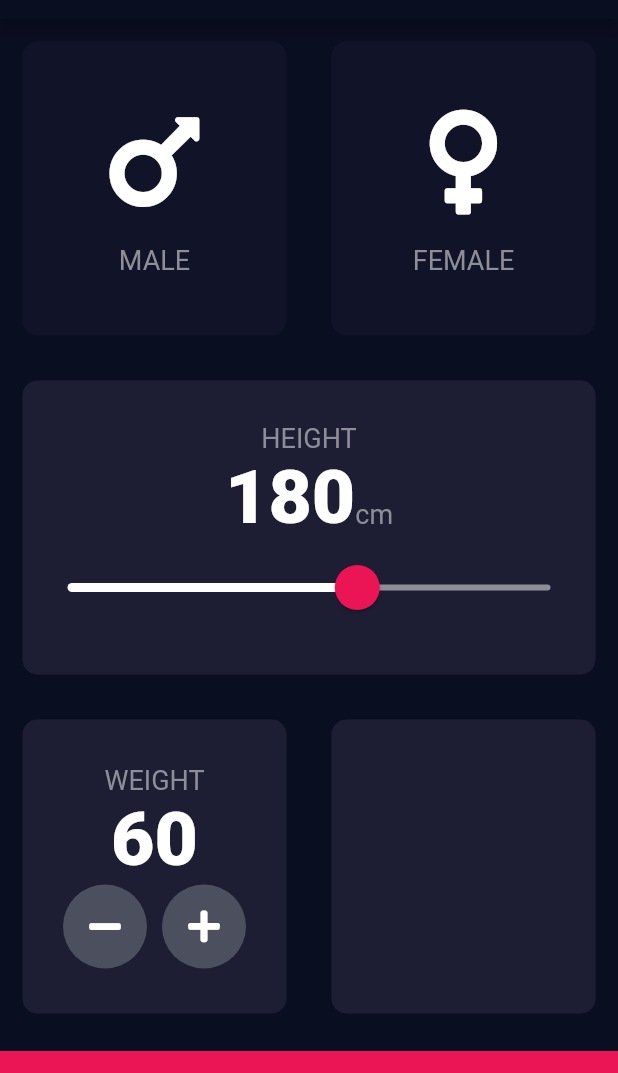
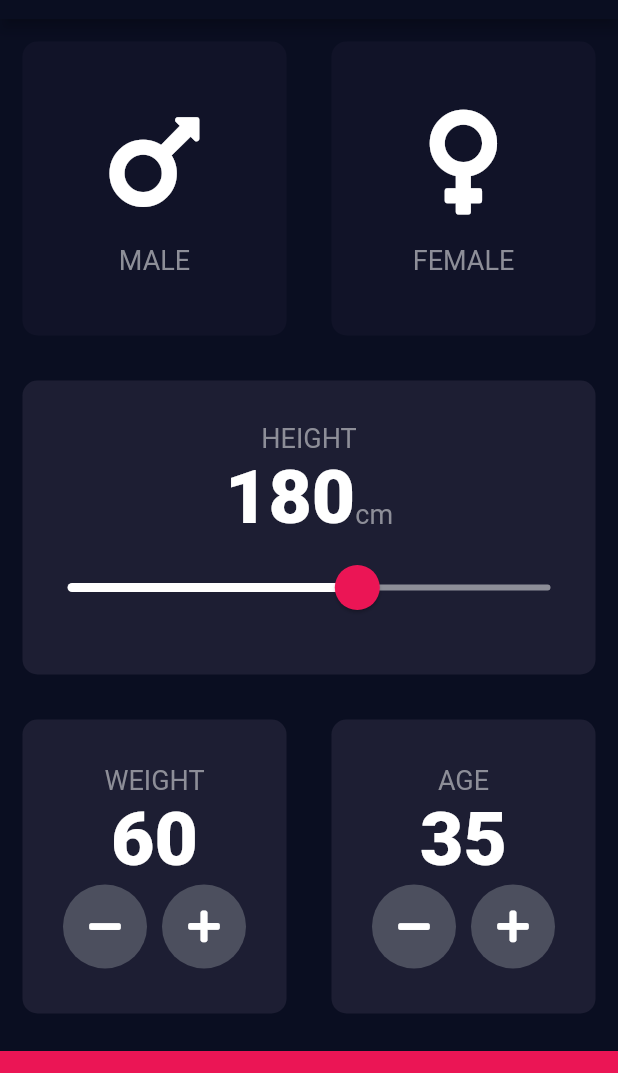
Before and after one commit to maleina/BMI-Calculator, a Flutter app: the screen it shows after launch, on a phone screen of 412 x 824 dp, the part 65-1138 px from its top. Run offline on Flutter 3.47's test engine with Material 2 defaults, Android fonts, the phone set to English and light mode, and no system bars; our stand-ins replace font_awesome_flutter.

Commit message:
feat: Add age card

```diff
--- a/lib/input_page.dart
+++ b/lib/input_page.dart
@@ -18,6 +18,7 @@ class _InputPageState extends State<InputPage> {
   Gender selectedGender;
   int height = 180;
   int weight = 60;
+  int age = 35;
 
   @override
   Widget build(BuildContext context) {
@@ -171,6 +172,43 @@ class _InputPageState extends State<InputPage> {
                 Expanded(
                   child: ReusableCard(
                     colour: kActiveCardColour,
+                    cardChild: Column(
+                      mainAxisAlignment: MainAxisAlignment.center,
+                      children: [
+                        Text(
+                          'AGE',
+                          style: kLabelTextStyle,
+                        ),
+                        Text(
+                          age.toString(),
+                          style: kNumberTextStyle,
+                        ),
+                        Row(
+                          mainAxisAlignment: MainAxisAlignment.center,
+                          children: [
+                            RoundIconButton(
+                              icon: FontAwesomeIcons.minus,
+                              onPressed: () {
+                                setState(() {
+                                  age--;
+                                });
+                              },
+                            ),
+                            SizedBox(
+                              width: 10.0,
+                            ),
+                            RoundIconButton(
+                              icon: FontAwesomeIcons.plus,
+                              onPressed: () {
+                                setState(() {
+                                  age++;
+                                });
+                              },
+                            ),
+                          ],
+                        ),
+                      ],
+                    ),
                   ),
                 ),
               ],
```
